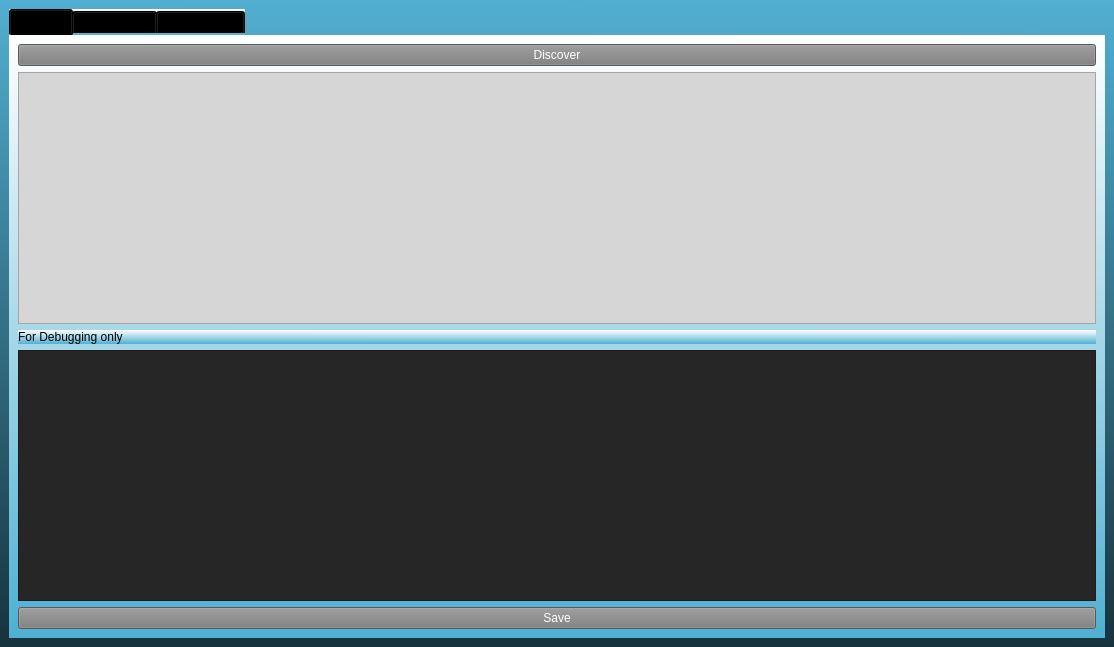
Qt form SomoServer/gui.ui (p-sanches/somabits) before a commit.
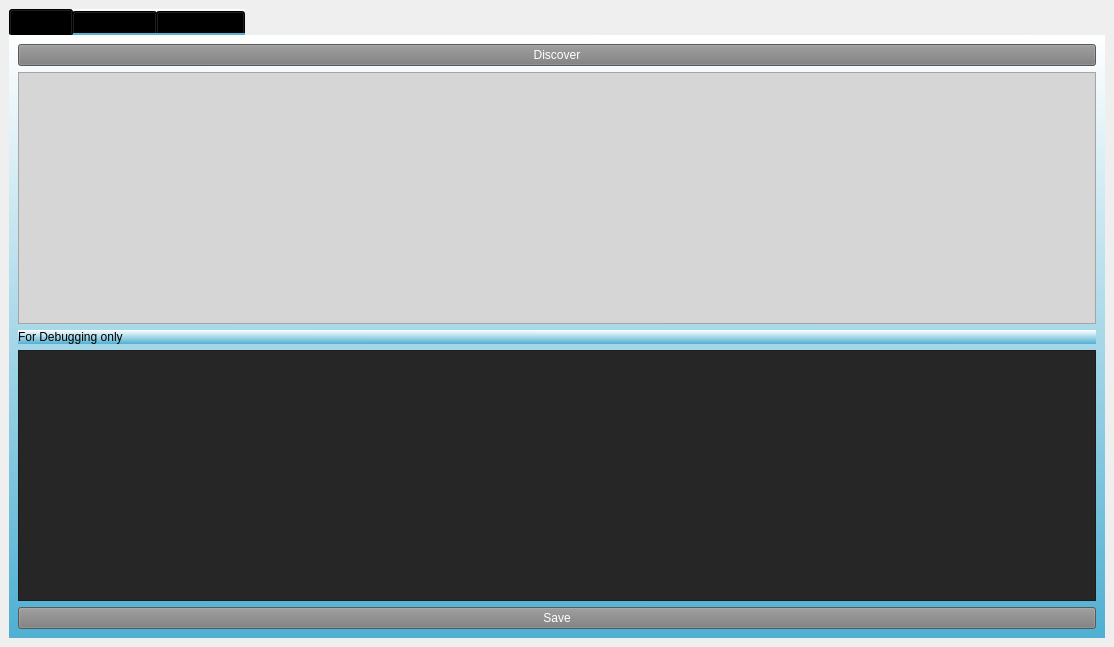
The same form after that commit. Icons and pictures are not drawn.

Patch:
```diff
--- a/SomoServer/gui.ui
+++ b/SomoServer/gui.ui
@@ -24,7 +24,7 @@
     <normaloff>resx/s_logo.png</normaloff>resx/s_logo.png</iconset>
   </property>
   <property name="styleSheet">
-   <string notr="true">background-color: qlineargradient(spread:pad, x1:0.466, y1:0, x2:0.46, y2:1, stop:0 rgba(82, 175, 210, 255), stop:1 rgba(23, 51, 61, 255));</string>
+   <string notr="true"/>
   </property>
   <property name="iconSize">
    <size>
```
